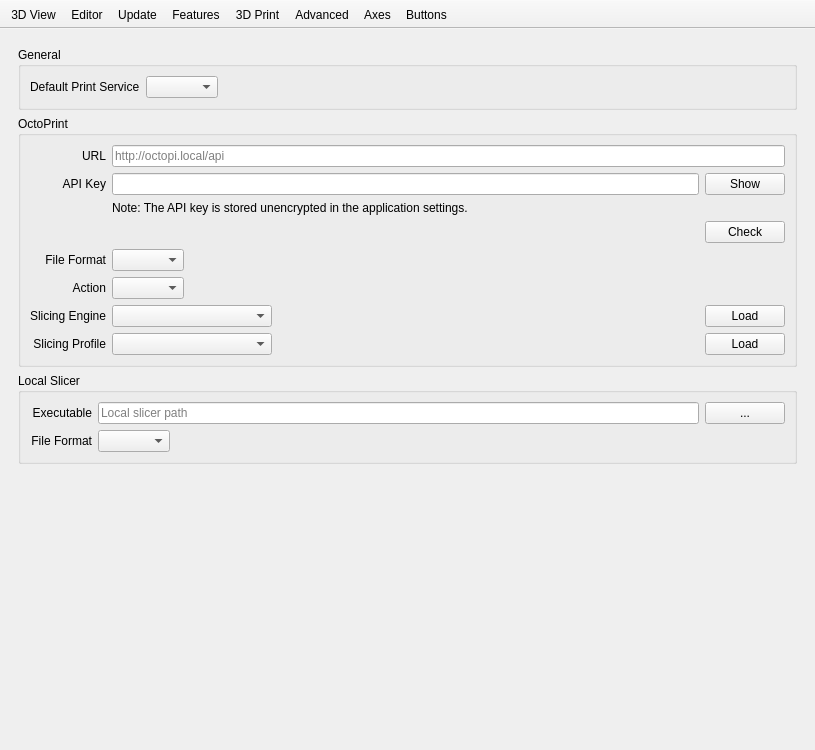
The window that src/gui/Preferences.ui (openscad/openscad) describes before a commit, drawn with Qt 5.
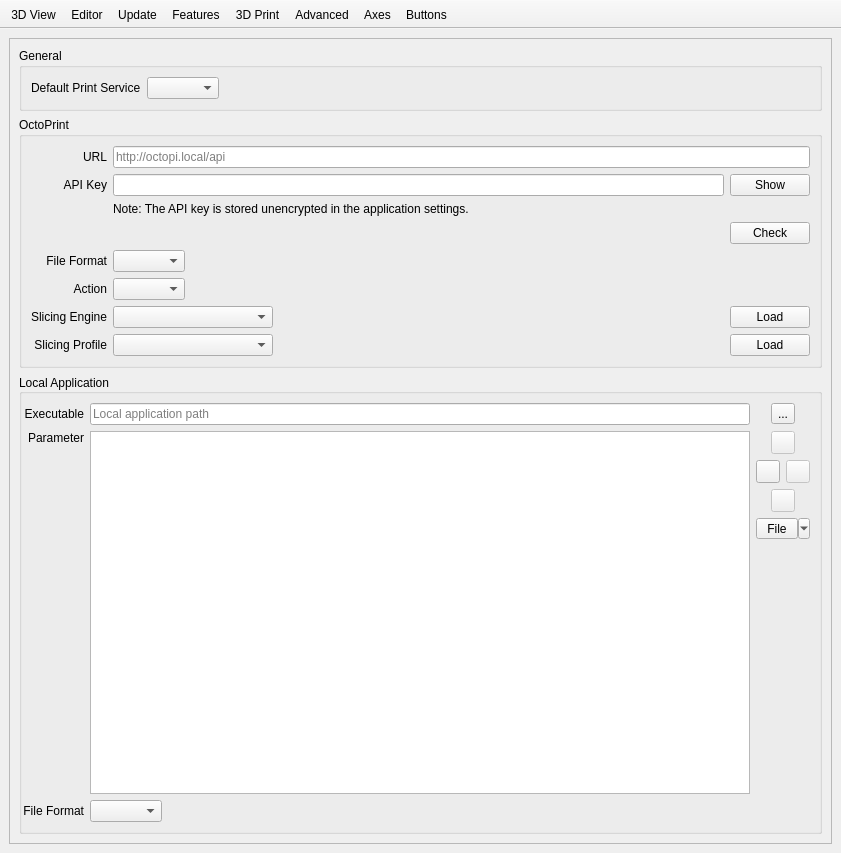
The same window after the commit. Icons and pictures are not drawn. Custom widgets are drawn as their Qt base class.

Commit message: Add parameter list for local application start. Unify dark mode switch.

```diff
--- a/src/gui/Preferences.ui
+++ b/src/gui/Preferences.ui
@@ -6,8 +6,8 @@
    <rect>
     <x>0</x>
     <y>0</y>
-    <width>815</width>
-    <height>750</height>
+    <width>841</width>
+    <height>853</height>
    </rect>
   </property>
   <property name="sizePolicy">
@@ -1269,7 +1269,7 @@
          <number>0</number>
         </property>
         <item row="0" column="0">
-         <layout class="QVBoxLayout" name="verticalLayout_9">
+         <layout class="QVBoxLayout" name="verticalLayoutFeatures">
           <item>
            <widget class="QLabel" name="labelFeatures">
             <property name="font">
@@ -1337,6 +1337,33 @@
       </widget>
       <widget class="QWidget" name="page3DPrint">
        <layout class="QVBoxLayout" name="verticalLayout_5">
+        <property name="leftMargin">
+         <number>0</number>
+        </property>
+        <property name="topMargin">
+         <number>0</number>
+        </property>
+        <property name="rightMargin">
+         <number>0</number>
+        </property>
+        <property name="bottomMargin">
+         <number>0</number>
+        </property>
+        <item>
+         <widget class="QScrollArea" name="scrollArea3DPrint">
+          <property name="widgetResizable">
+           <bool>true</bool>
+          </property>
+          <widget class="QWidget" name="scrollAreaWidgetContents_3">
+           <property name="geometry">
+            <rect>
+             <x>0</x>
+             <y>0</y>
+             <width>821</width>
+             <height>763</height>
+            </rect>
+           </property>
+           <layout class="QVBoxLayout" name="verticalLayout_9">
         <item>
          <widget class="QGroupBox" name="groupBoxGeneral">
           <property name="title">
@@ -1380,6 +1407,9 @@
              <property name="placeholderText">
               <string notr="true">http://octopi.local/api</string>
              </property>
+                 <property name="clearButtonEnabled">
+                  <bool>true</bool>
+                 </property>
             </widget>
            </item>
            <item row="0" column="0">
@@ -1588,6 +1618,9 @@
                <property name="echoMode">
                 <enum>QLineEdit::PasswordEchoOnEdit</enum>
                </property>
+                   <property name="clearButtonEnabled">
+                    <bool>true</bool>
+                   </property>
               </widget>
              </item>
              <item>
@@ -1613,39 +1646,167 @@
          </widget>
         </item>
         <item>
-         <widget class="QGroupBox" name="groupBoxLocalSlicer">
+             <widget class="QGroupBox" name="groupBoxLocalApp">
           <property name="title">
-           <string>Local Slicer</string>
-          </property>
-          <layout class="QGridLayout" name="gridLayout_72">
+               <string>Local Application</string>
+              </property>
+              <property name="alignment">
+               <set>Qt::AlignLeading|Qt::AlignLeft|Qt::AlignVCenter</set>
+              </property>
+              <layout class="QGridLayout" name="gridLayout_72" columnstretch="0,0,1,0,0,0,0">
+               <property name="leftMargin">
+                <number>0</number>
+               </property>
+               <item row="2" column="0">
+                <widget class="QLabel" name="labelLocalAppFileFormat">
+                 <property name="text">
+                  <string>File Format</string>
+                 </property>
+                 <property name="alignment">
+                  <set>Qt::AlignRight|Qt::AlignTrailing|Qt::AlignVCenter</set>
+                 </property>
+                 <property name="buddy">
+                  <cstring>comboBoxLocalAppFileFormat</cstring>
+                 </property>
+                </widget>
+               </item>
+               <item row="1" column="2">
+                <widget class="QListWidget" name="listWidgetLocalAppParams">
+                 <property name="selectionBehavior">
+                  <enum>QAbstractItemView::SelectRows</enum>
+                 </property>
+                 <property name="iconSize">
+                  <size>
+                   <width>16</width>
+                   <height>16</height>
+                  </size>
+                 </property>
+                </widget>
+               </item>
            <item row="0" column="2">
             <widget class="QLineEdit" name="lineEditLocalSlicer">
              <property name="placeholderText">
-              <string notr="true">Local slicer path</string>
+                  <string notr="true">Local application path</string>
+                 </property>
+                 <property name="clearButtonEnabled">
+                  <bool>true</bool>
              </property>
             </widget>
            </item>
+               <item row="1" column="4">
+                <layout class="QGridLayout" name="gridLayoutLocalAppParameter" columnstretch="1,0,0">
+                 <property name="sizeConstraint">
+                  <enum>QLayout::SetDefaultConstraint</enum>
+                 </property>
+                 <property name="leftMargin">
+                  <number>0</number>
+                 </property>
+                 <property name="topMargin">
+                  <number>0</number>
+                 </property>
+                 <property name="rightMargin">
+                  <number>0</number>
+                 </property>
+                 <property name="bottomMargin">
+                  <number>0</number>
+                 </property>
            <item row="1" column="0">
-            <widget class="QLabel" name="labelLocalSlicerFileFormat">
+                  <widget class="QToolButton" name="toolButtonLocalAppParameterAdd">
              <property name="text">
-              <string>File Format</string>
-             </property>
-             <property name="alignment">
-              <set>Qt::AlignRight|Qt::AlignTrailing|Qt::AlignVCenter</set>
+                    <string/>
+                   </property>
+                   <property name="icon">
+                    <iconset resource="../../resources/common.qrc">
+                     <normaloff>:/icons/svg-default/add.svg</normaloff>:/icons/svg-default/add.svg</iconset>
              </property>
             </widget>
            </item>
-           <item row="0" column="0">
-            <widget class="QLabel" name="labelLocalSlicer">
+                 <item row="4" column="1">
+                  <spacer name="verticalSpacerLocalAppParameter">
+                   <property name="orientation">
+                    <enum>Qt::Vertical</enum>
+                   </property>
+                   <property name="sizeHint" stdset="0">
+                    <size>
+                     <width>20</width>
+                     <height>40</height>
+                    </size>
+                   </property>
+                  </spacer>
+                 </item>
+                 <item row="0" column="0" colspan="2" alignment="Qt::AlignHCenter">
+                  <widget class="QToolButton" name="toolButtonLocalAppParameterUp">
+                   <property name="enabled">
+                    <bool>false</bool>
+                   </property>
+                   <property name="sizePolicy">
+                    <sizepolicy hsizetype="Fixed" vsizetype="Fixed">
+                     <horstretch>0</horstretch>
+                     <verstretch>0</verstretch>
+                    </sizepolicy>
+                   </property>
              <property name="text">
-              <string>Executable</string>
-             </property>
-             <property name="alignment">
-              <set>Qt::AlignRight|Qt::AlignTrailing|Qt::AlignVCenter</set>
+                    <string/>
+                   </property>
+                   <property name="icon">
+                    <iconset resource="../../resources/common.qrc">
+                     <normaloff>:/icons/svg-default/up.svg</normaloff>:/icons/svg-default/up.svg</iconset>
              </property>
             </widget>
            </item>
-           <item row="1" column="2">
+                 <item row="1" column="1">
+                  <widget class="QToolButton" name="toolButtonLocalAppParameterRemove">
+                   <property name="enabled">
+                    <bool>false</bool>
+                   </property>
+                   <property name="sizePolicy">
+                    <sizepolicy hsizetype="Fixed" vsizetype="Fixed">
+                     <horstretch>0</horstretch>
+                     <verstretch>0</verstretch>
+                    </sizepolicy>
+                   </property>
+                   <property name="text">
+                    <string/>
+                   </property>
+                   <property name="icon">
+                    <iconset resource="../../resources/common.qrc">
+                     <normaloff>:/icons/svg-default/remove.svg</normaloff>:/icons/svg-default/remove.svg</iconset>
+                   </property>
+                  </widget>
+                 </item>
+                 <item row="2" column="0" colspan="2" alignment="Qt::AlignHCenter">
+                  <widget class="QToolButton" name="toolButtonLocalAppParameterDown">
+                   <property name="enabled">
+                    <bool>false</bool>
+                   </property>
+                   <property name="text">
+                    <string/>
+                   </property>
+                   <property name="icon">
+                    <iconset resource="../../resources/common.qrc">
+                     <normaloff>:/icons/svg-default/down.svg</normaloff>:/icons/svg-default/down.svg</iconset>
+                   </property>
+                  </widget>
+                 </item>
+                 <item row="3" column="0" colspan="2">
+                  <widget class="QToolButton" name="toolButtonLocalAppParameterAddFile">
+                   <property name="sizePolicy">
+                    <sizepolicy hsizetype="Minimum" vsizetype="Fixed">
+                     <horstretch>0</horstretch>
+                     <verstretch>0</verstretch>
+                    </sizepolicy>
+                   </property>
+                   <property name="text">
+                    <string>File</string>
+                   </property>
+                   <property name="popupMode">
+                    <enum>QToolButton::MenuButtonPopup</enum>
+                   </property>
+                  </widget>
+                 </item>
+                </layout>
+               </item>
+               <item row="2" column="2">
             <layout class="QHBoxLayout" name="horizontalLayoutLocalSlicerFileFormat">
              <item>
               <widget class="QComboBox" name="comboBoxLocalSlicerFileFormat"/>
@@ -1665,28 +1826,48 @@
              </item>
             </layout>
            </item>
-           <item row="0" column="3">
-            <widget class="QPushButton" name="pushButtonSelectLocalSlicerPath">
+               <item row="1" column="0">
+                <widget class="QLabel" name="labelLocalAppParameter">
+                 <property name="text">
+                  <string>Parameter</string>
+                 </property>
+                 <property name="alignment">
+                  <set>Qt::AlignRight|Qt::AlignTop|Qt::AlignTrailing</set>
+                 </property>
+                 <property name="buddy">
+                  <cstring>listWidgetLocalAppParams</cstring>
+                 </property>
+                </widget>
+               </item>
+               <item row="0" column="0">
+                <widget class="QLabel" name="labelLocalAppExecutable">
+                 <property name="text">
+                  <string>Executable</string>
+                 </property>
+                 <property name="alignment">
+                  <set>Qt::AlignRight|Qt::AlignTrailing|Qt::AlignVCenter</set>
+                 </property>
+                 <property name="buddy">
+                  <cstring>lineEditLocalAppExecutable</cstring>
+                 </property>
+                </widget>
+               </item>
+               <item row="0" column="4" alignment="Qt::AlignHCenter">
+                <widget class="QToolButton" name="toolButtonSelectLocalAppPath">
              <property name="text">
               <string>...</string>
              </property>
+                 <property name="arrowType">
+                  <enum>Qt::NoArrow</enum>
+                 </property>
             </widget>
            </item>
           </layout>
          </widget>
         </item>
-        <item>
-         <spacer name="verticalSpacer3DPrint">
-          <property name="orientation">
-           <enum>Qt::Vertical</enum>
-          </property>
-          <property name="sizeHint" stdset="0">
-           <size>
-            <width>20</width>
-            <height>40</height>
-           </size>
-          </property>
-         </spacer>
+           </layout>
+          </widget>
+         </widget>
         </item>
        </layout>
       </widget>
```
Left out of the diff: 102 changed lines with no effect on the pictures. Lines whose indentation alone changed are shown as unchanged. The commit also changes 33 other files.
